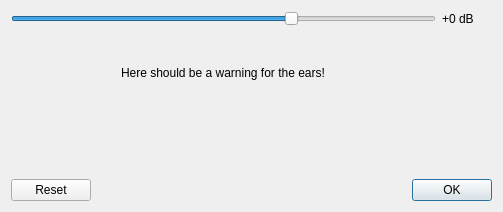
Qt form src/mumble/UserLocalVolumeDialog.ui (mumble-voip/mumble) before a commit.
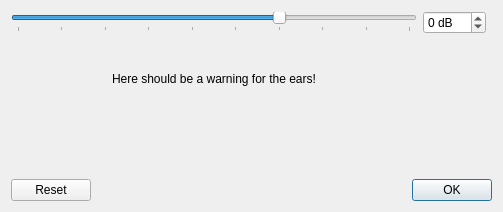
The same form after that commit.

Patch:
```diff
--- a/src/mumble/UserLocalVolumeDialog.ui
+++ b/src/mumble/UserLocalVolumeDialog.ui
@@ -11,6 +11,19 @@
    </rect>
   </property>
   <layout class="QGridLayout">
+   <item row="2" column="0" colspan="3" alignment="Qt::AlignBottom">
+    <widget class="QDialogButtonBox" name="qbbButtons">
+     <property name="orientation">
+      <enum>Qt::Horizontal</enum>
+     </property>
+     <property name="standardButtons">
+      <set>QDialogButtonBox::Ok|QDialogButtonBox::Reset</set>
+     </property>
+     <property name="centerButtons">
+      <bool>false</bool>
+     </property>
+    </widget>
+   </item>
    <item row="0" column="0">
     <widget class="QSlider" name="qsUserLocalVolume">
      <property name="toolTip">
@@ -31,41 +44,37 @@
      <property name="orientation">
       <enum>Qt::Horizontal</enum>
      </property>
-    </widget>
-   </item>
-   <item row="0" column="1">
-    <widget class="QLabel" name="qlUserLocalVolume">
-     <property name="minimumSize">
-      <size>
-       <width>50</width>
-       <height>0</height>
-      </size>
+     <property name="tickPosition">
+      <enum>QSlider::TicksBelow</enum>
      </property>
-     <property name="text">
-      <string notr="true">+0 dB</string>
-     </property>
-    </widget>
-   </item>
-   <item row="2" column="0" colspan="2" alignment="Qt::AlignBottom">
-    <widget class="QDialogButtonBox" name="qbbButtons">
-     <property name="orientation">
-      <enum>Qt::Horizontal</enum>
-     </property>
-     <property name="standardButtons">
-      <set>QDialogButtonBox::Ok|QDialogButtonBox::Reset</set>
-     </property>
-     <property name="centerButtons">
-      <bool>false</bool>
+     <property name="tickInterval">
+      <number>10</number>
      </property>
     </widget>
    </item>
    <item row="1" column="0" alignment="Qt::AlignHCenter|Qt::AlignVCenter">
-    <widget class="QLabel" name="warningLabel">
+    <widget class="QLabel" name="qlUserLocalVolume">
      <property name="text">
       <string>Here should be a warning for the ears!</string>
      </property>
     </widget>
    </item>
+   <item row="0" column="1" alignment="Qt::AlignHCenter">
+    <widget class="QSpinBox" name="qsbUserLocalVolume">
+     <property name="suffix">
+      <string> dB</string>
+     </property>
+     <property name="prefix">
+      <string/>
+     </property>
+     <property name="minimum">
+      <number>-60</number>
+     </property>
+     <property name="maximum">
+      <number>30</number>
+     </property>
+    </widget>
+   </item>
   </layout>
  </widget>
  <resources/>
```
